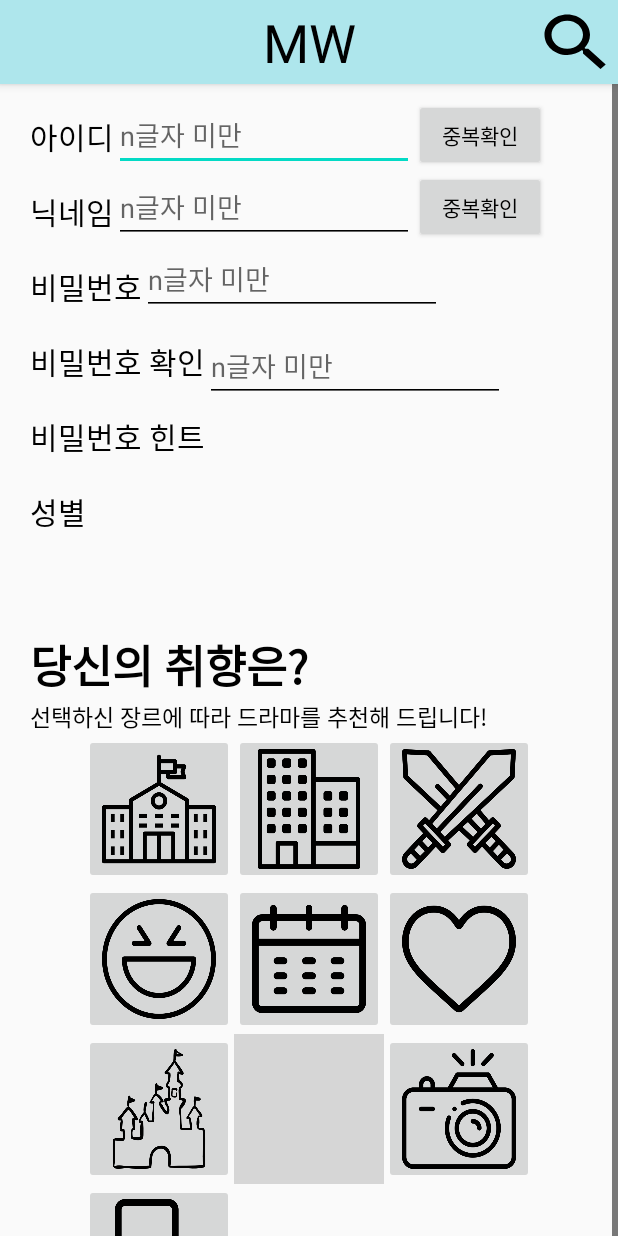
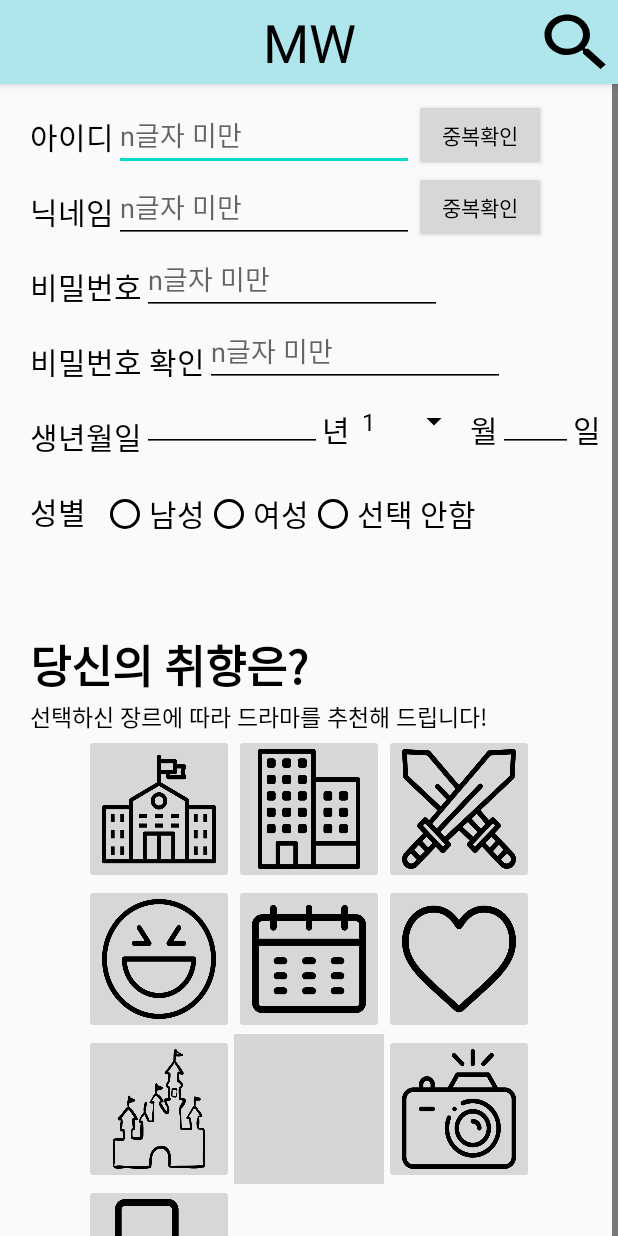
Before and after one commit to kairo139/MWProject, an Android app: the membership screen opened directly, with no data from a screen before it, on a phone screen of 412 x 824 dp. Run offline under Robolectric (Android 15) with nearby library versions, the phone set to English and light mode, and no system bars; grey boxes are pictures that could not be loaded.

Commit message:
2020.06.17

```diff
--- a/app/src/main/java/com/example/mwproject/membership.java
+++ b/app/src/main/java/com/example/mwproject/membership.java
@@ -1,18 +1,42 @@
 package com.example.mwproject;
 
+import android.content.Intent;
 import android.os.Bundle;
+import android.view.View;
+import android.widget.ArrayAdapter;
+import android.widget.Button;
+import android.widget.EditText;
+import android.widget.Spinner;
 
 import androidx.appcompat.app.AppCompatActivity;
 
 public class membership extends AppCompatActivity {
 
     //Integer[] membershipimgID = {R.drawable.membership_school_icon,R.drawable.membership_company_img,R.drawable.membership_action_img,R.drawable.membership_comedy_img,R.drawable.membership_daily_img,R.drawable.membership_romance_img,R.drawable.membership_fantasy_img,R.drawable.membership_inference_img,R.drawable.membership_reality_img,R.drawable.membership_webtoon_img};
+    Button g_btnsave;
+
+    Spinner monthspinner;
 
     @Override
     protected void onCreate(Bundle savedInstanceState) {
         super.onCreate(savedInstanceState);
         setContentView(R.layout.membership);
 
+        final String[] month = {"1","2","3","4","5","6","7","8","9","10","11","12"};
 
+        monthspinner = (Spinner)findViewById(R.id.membership_spinmonth);
+        g_btnsave = findViewById(R.id.m_btnok);
+
+
+        ArrayAdapter<String> monthadapter = new ArrayAdapter<>(this,android.R.layout.simple_spinner_item,month);
+        monthspinner.setAdapter(monthadapter);
+
+        g_btnsave.setOnClickListener(new View.OnClickListener() {
+            @Override
+            public void onClick(View v) {
+                Intent intent = new Intent(getApplicationContext(),MainActivity.class);
+                startActivity(intent);
+            }
+        });
     }
 }
--- a/app/src/main/res/layout/membership.xml
+++ b/app/src/main/res/layout/membership.xml
@@ -119,13 +119,12 @@
                 android:id="@+id/m_edtpasswdchk"
                 android:layout_width="200dp"
                 android:layout_height="wrap_content"
-                android:layout_marginTop="10dp"
                 android:hint="n글자 미만"
                 app:layout_constraintLeft_toRightOf="@id/m_txtpasswdchk"
                 app:layout_constraintTop_toBottomOf="@id/m_edtpasswd" />
 
             <!-- 비밀번호 힌트-->
-            <TextView
+            <!--<TextView
                 android:id="@+id/m_txtpasswdhint"
                 android:layout_width="wrap_content"
                 android:layout_height="wrap_content"
@@ -134,6 +133,74 @@
                 android:textSize="20dp"
                 app:layout_constraintLeft_toLeftOf="parent"
                 app:layout_constraintTop_toBottomOf="@+id/m_txtpasswdchk" />
+            -->
+            <!--생년월일-->
+            <TextView
+                android:id="@+id/m_txtbirth"
+                android:layout_width="wrap_content"
+                android:layout_height="wrap_content"
+                android:layout_margin="20dp"
+                android:text="생년월일"
+                android:textSize="20dp"
+                app:layout_constraintLeft_toLeftOf="parent"
+                app:layout_constraintTop_toBottomOf="@+id/m_txtpasswdchk"/>
+
+            <EditText
+                android:id="@+id/membership_edtyear"
+                android:layout_width="120dp"
+                android:layout_height="wrap_content"
+                app:layout_constraintLeft_toRightOf="@+id/m_txtbirth"
+                app:layout_constraintTop_toBottomOf="@+id/m_txtpasswdchk"
+                />
+
+            <TextView
+                android:id="@+id/membership_txtyear"
+                android:layout_width="wrap_content"
+                android:layout_height="wrap_content"
+                android:text="년"
+                app:layout_constraintLeft_toRightOf="@+id/membership_edtyear"
+                app:layout_constraintTop_toBottomOf="@+id/m_txtpasswdchk"
+                android:textSize="20dp"
+                android:layout_marginTop="15dp"
+                />
+
+            <Spinner
+                android:id="@+id/membership_spinmonth"
+                android:layout_width="80dp"
+                android:layout_height="50dp"
+                app:layout_constraintLeft_toRightOf="@+id/membership_txtyear"
+                app:layout_constraintTop_toBottomOf="@id/m_txtpasswdchk"
+                />
+
+            <TextView
+                android:id="@+id/membership_txtmonth"
+                android:layout_width="wrap_content"
+                android:layout_height="wrap_content"
+                android:text="월"
+                app:layout_constraintLeft_toRightOf="@+id/membership_spinmonth"
+                app:layout_constraintTop_toBottomOf="@id/m_txtpasswdchk"
+                android:textSize="20dp"
+                android:layout_marginTop="15dp"
+                />
+
+            <EditText
+                android:id="@+id/membership_spinday"
+                android:layout_width="50dp"
+                android:layout_height="wrap_content"
+                app:layout_constraintLeft_toRightOf="@+id/membership_txtmonth"
+                app:layout_constraintTop_toBottomOf="@id/m_txtpasswdchk"
+                />
+
+            <TextView
+                android:id="@+id/membership_txtday"
+                android:layout_width="wrap_content"
+                android:layout_height="wrap_content"
+                android:text="일"
+                app:layout_constraintLeft_toRightOf="@+id/membership_spinday"
+                app:layout_constraintTop_toBottomOf="@id/m_txtpasswdchk"
+                android:textSize="20dp"
+                android:layout_marginTop="15dp"
+                />
 
             <!-- 성별-->
             <TextView
@@ -144,7 +211,40 @@
                 android:text="성별"
                 android:textSize="20dp"
                 app:layout_constraintLeft_toLeftOf="parent"
-                app:layout_constraintTop_toBottomOf="@+id/m_txtpasswdhint" />
+                app:layout_constraintTop_toBottomOf="@+id/m_txtbirth" />
+
+            <RadioGroup
+                android:id="@+id/g_radiogroup"
+                android:layout_width="wrap_content"
+                android:layout_height="wrap_content"
+                android:orientation="horizontal"
+                app:layout_constraintTop_toBottomOf="@+id/membership_txtday"
+                app:layout_constraintLeft_toRightOf="@+id/m_txtgender"
+                android:layout_marginTop="25dp"
+                android:layout_marginLeft="10dp"
+                >
+                <RadioButton
+                    android:layout_width="wrap_content"
+                    android:layout_height="wrap_content"
+                    android:text="남성"
+                    android:id="@+id/g_radio1"
+                    android:textSize="20dp"
+                    />
+                <RadioButton
+                    android:layout_width="wrap_content"
+                    android:layout_height="wrap_content"
+                    android:text="여성"
+                    android:id="@+id/g_radio2"
+                    android:textSize="20dp"
+                    />
+                <RadioButton
+                    android:layout_width="wrap_content"
+                    android:layout_height="wrap_content"
+                    android:text="선택 안함"
+                    android:id="@+id/g_radio3"
+                    android:textSize="20dp"/>
+
+            </RadioGroup>
 
             <!-- 취향 선택 부분 -->
 
```
